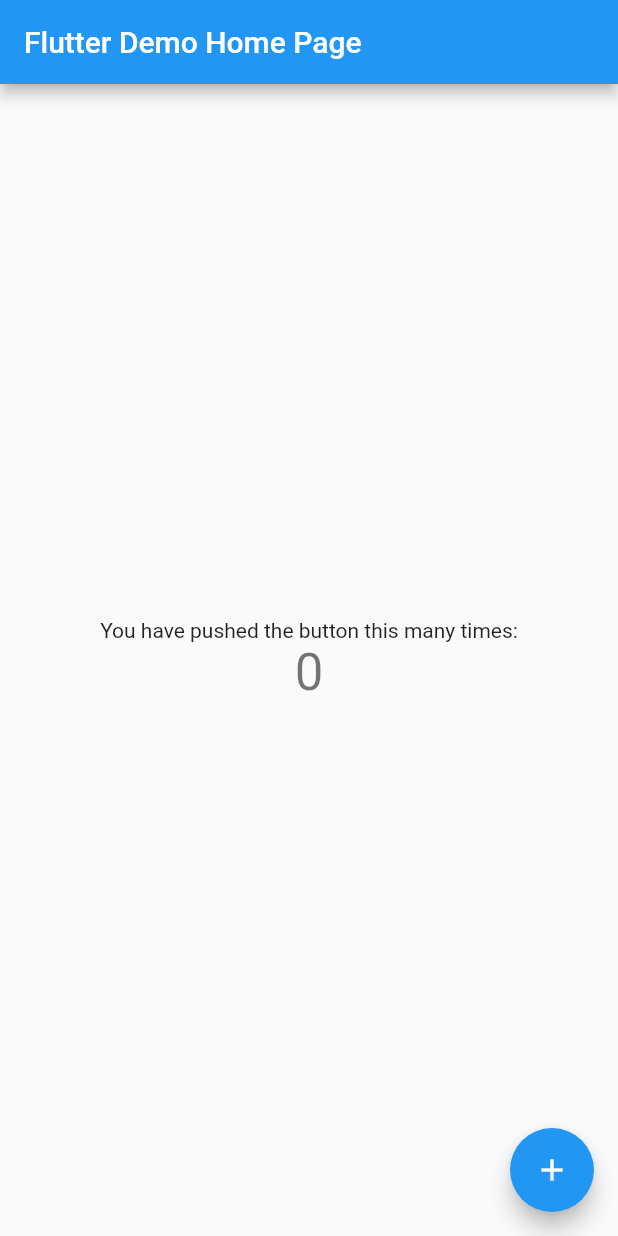
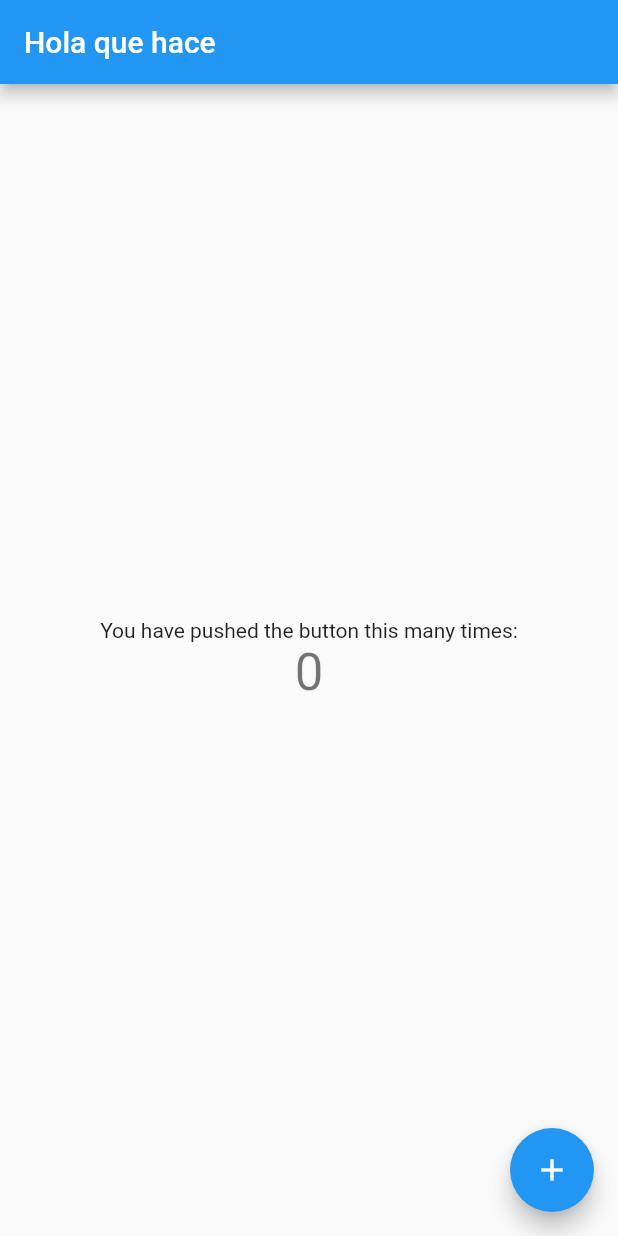
Before and after one commit to nautilus2100/primer-github, a Flutter app: the screen it shows after launch, on a phone screen of 412 x 824 dp. Run offline on Flutter 3.47's test engine with Material 2 defaults, Android fonts, the phone set to English and light mode, and no system bars.

Commit message:
mi segundo git

```diff
--- a/lib/main.dart
+++ b/lib/main.dart
@@ -26,7 +26,7 @@ class MyApp extends StatelessWidget {
         // closer together (more dense) than on mobile platforms.
         visualDensity: VisualDensity.adaptivePlatformDensity,
       ),
-      home: MyHomePage(title: 'Flutter Demo Home Page'),
+      home: MyHomePage(title: 'Hola que hace'),
     );
   }
 }
```
